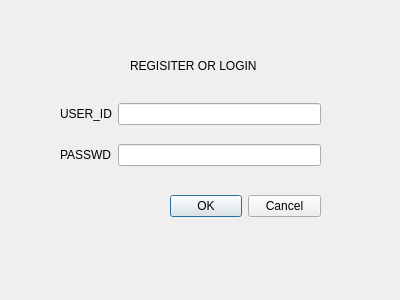
Old version of the form REG_N_LOGIN.ui in the repository val213/ValCalendar.
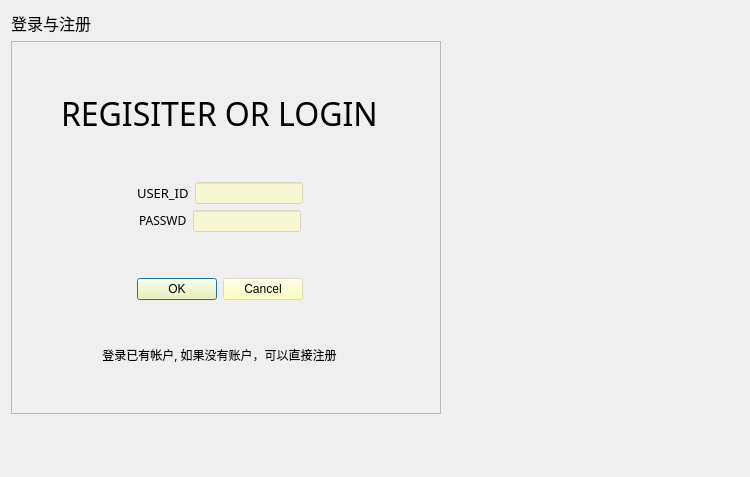
New version of the form. Icons and pictures are not drawn.

What changed in the file:
```diff
--- a/REG_N_LOGIN.ui
+++ b/REG_N_LOGIN.ui
@@ -6,21 +6,100 @@
    <rect>
     <x>0</x>
     <y>0</y>
-    <width>400</width>
-    <height>300</height>
+    <width>750</width>
+    <height>477</height>
    </rect>
   </property>
   <property name="windowTitle">
    <string>Dialog</string>
   </property>
+  <property name="styleSheet">
+   <string notr="true">#reg_n_login{background-image: url(:/calendar/111.jpg);}</string>
+  </property>
+  <layout class="QGridLayout" name="gridLayout_4">
+   <item row="0" column="0">
+    <layout class="QGridLayout" name="gridLayout_3">
+     <item row="1" column="0">
+      <widget class="QFrame" name="frame_2">
+       <property name="frameShape">
+        <enum>QFrame::StyledPanel</enum>
+       </property>
+       <property name="frameShadow">
+        <enum>QFrame::Raised</enum>
+       </property>
+       <layout class="QGridLayout" name="gridLayout_2">
+        <item row="0" column="0">
+         <layout class="QHBoxLayout" name="horizontalLayout_5">
+          <item>
+           <layout class="QGridLayout" name="gridLayout">
+            <item row="8" column="0">
+             <spacer name="verticalSpacer">
+              <property name="orientation">
+               <enum>Qt::Vertical</enum>
+              </property>
+              <property name="sizeHint" stdset="0">
+               <size>
+                <width>20</width>
+                <height>40</height>
+               </size>
+              </property>
+             </spacer>
+            </item>
+            <item row="7" column="0">
+             <widget class="QLabel" name="label_5">
+              <property name="font">
+               <font>
+                <family>潮字社国风睿楷简繁-闪</family>
+               </font>
+              </property>
+              <property name="text">
+               <string>登录已有帐户, 如果没有账户，可以直接注册</string>
+              </property>
+              <property name="alignment">
+               <set>Qt::AlignCenter</set>
+              </property>
+             </widget>
+            </item>
+            <item row="0" column="0">
+             <spacer name="verticalSpacer_4">
+              <property name="orientation">
+               <enum>Qt::Vertical</enum>
+              </property>
+              <property name="sizeHint" stdset="0">
+               <size>
+                <width>20</width>
+                <height>40</height>
+               </size>
+              </property>
+             </spacer>
+            </item>
+            <item row="5" column="0">
+             <layout class="QHBoxLayout" name="horizontalLayout_4">
+              <item>
+               <spacer name="horizontalSpacer_3">
+                <property name="orientation">
+                 <enum>Qt::Horizontal</enum>
+                </property>
+                <property name="sizeHint" stdset="0">
+                 <size>
+                  <width>40</width>
+                  <height>20</height>
+                 </size>
+                </property>
+               </spacer>
+              </item>
+              <item>
   <widget class="QDialogButtonBox" name="buttonBox">
-   <property name="geometry">
-    <rect>
-     <x>170</x>
-     <y>190</y>
-     <width>151</width>
-     <height>32</height>
-    </rect>
+                <property name="font">
+                 <font>
+                  <family>潮字社国风睿楷简繁-闪</family>
+                 </font>
+                </property>
+                <property name="cursor">
+                 <cursorShape>ArrowCursor</cursorShape>
+                </property>
+                <property name="styleSheet">
+                 <string notr="true">background-color: rgba(255, 255, 169, 105);</string>
    </property>
    <property name="orientation">
     <enum>Qt::Horizontal</enum>
@@ -29,15 +108,49 @@
     <set>QDialogButtonBox::Cancel|QDialogButtonBox::Ok</set>
    </property>
   </widget>
-  <widget class="QWidget" name="verticalLayoutWidget">
-   <property name="geometry">
-    <rect>
-     <x>60</x>
-     <y>90</y>
-     <width>261</width>
-     <height>91</height>
-    </rect>
-   </property>
+              </item>
+              <item>
+               <spacer name="horizontalSpacer_4">
+                <property name="orientation">
+                 <enum>Qt::Horizontal</enum>
+                </property>
+                <property name="sizeHint" stdset="0">
+                 <size>
+                  <width>40</width>
+                  <height>20</height>
+                 </size>
+                </property>
+               </spacer>
+              </item>
+             </layout>
+            </item>
+            <item row="4" column="0">
+             <spacer name="verticalSpacer_5">
+              <property name="orientation">
+               <enum>Qt::Vertical</enum>
+              </property>
+              <property name="sizeHint" stdset="0">
+               <size>
+                <width>20</width>
+                <height>40</height>
+               </size>
+              </property>
+             </spacer>
+            </item>
+            <item row="6" column="0">
+             <spacer name="verticalSpacer_2">
+              <property name="orientation">
+               <enum>Qt::Vertical</enum>
+              </property>
+              <property name="sizeHint" stdset="0">
+               <size>
+                <width>20</width>
+                <height>40</height>
+               </size>
+              </property>
+             </spacer>
+            </item>
+            <item row="3" column="0">
    <layout class="QVBoxLayout" name="verticalLayout_2">
     <item>
      <layout class="QHBoxLayout" name="horizontalLayout_2">
@@ -47,6 +160,19 @@
       <property name="sizeConstraint">
        <enum>QLayout::SetFixedSize</enum>
       </property>
+                <item>
+                 <spacer name="horizontalSpacer_5">
+                  <property name="orientation">
+                   <enum>Qt::Horizontal</enum>
+                  </property>
+                  <property name="sizeHint" stdset="0">
+                   <size>
+                    <width>40</width>
+                    <height>20</height>
+                   </size>
+                  </property>
+                 </spacer>
+                </item>
       <item>
        <widget class="QLabel" name="label_2">
         <property name="sizePolicy">
@@ -55,6 +181,15 @@
           <verstretch>0</verstretch>
          </sizepolicy>
         </property>
+                  <property name="font">
+                   <font>
+                    <family>Papyrus</family>
+                    <pointsize>10</pointsize>
+                   </font>
+                  </property>
+                  <property name="styleSheet">
+                   <string notr="true">color: rgb(0, 0, 0);</string>
+                  </property>
         <property name="text">
          <string>USER_ID</string>
         </property>
@@ -74,11 +209,27 @@
           <verstretch>0</verstretch>
          </sizepolicy>
         </property>
+                  <property name="styleSheet">
+                   <string notr="true">background-color: rgba(255, 255, 169, 105);</string>
+                  </property>
         <property name="text">
          <string notr="true"/>
         </property>
        </widget>
       </item>
+                <item>
+                 <spacer name="horizontalSpacer_6">
+                  <property name="orientation">
+                   <enum>Qt::Horizontal</enum>
+                  </property>
+                  <property name="sizeHint" stdset="0">
+                   <size>
+                    <width>40</width>
+                    <height>20</height>
+                   </size>
+                  </property>
+                 </spacer>
+                </item>
      </layout>
     </item>
     <item>
@@ -89,6 +240,19 @@
       <property name="sizeConstraint">
        <enum>QLayout::SetFixedSize</enum>
       </property>
+                <item>
+                 <spacer name="horizontalSpacer_7">
+                  <property name="orientation">
+                   <enum>Qt::Horizontal</enum>
+                  </property>
+                  <property name="sizeHint" stdset="0">
+                   <size>
+                    <width>40</width>
+                    <height>20</height>
+                   </size>
+                  </property>
+                 </spacer>
+                </item>
       <item>
        <widget class="QLabel" name="label">
         <property name="sizePolicy">
@@ -97,6 +261,14 @@
           <verstretch>0</verstretch>
          </sizepolicy>
         </property>
+                  <property name="font">
+                   <font>
+                    <family>Papyrus</family>
+                   </font>
+                  </property>
+                  <property name="styleSheet">
+                   <string notr="true">color: rgb(0, 0, 0);</string>
+                  </property>
         <property name="text">
          <string>PASSWD</string>
         </property>
@@ -116,43 +288,174 @@
           <verstretch>0</verstretch>
          </sizepolicy>
         </property>
+                  <property name="styleSheet">
+                   <string notr="true">background-color: rgba(255, 255, 169, 105);</string>
+                  </property>
         <property name="text">
          <string notr="true"/>
         </property>
        </widget>
       </item>
+                <item>
+                 <spacer name="horizontalSpacer_8">
+                  <property name="orientation">
+                   <enum>Qt::Horizontal</enum>
+                  </property>
+                  <property name="sizeHint" stdset="0">
+                   <size>
+                    <width>40</width>
+                    <height>20</height>
+                   </size>
+                  </property>
+                 </spacer>
+                </item>
      </layout>
     </item>
    </layout>
-  </widget>
+            </item>
+            <item row="1" column="0">
+             <layout class="QHBoxLayout" name="horizontalLayout_3">
+              <item>
+               <spacer name="horizontalSpacer">
+                <property name="orientation">
+                 <enum>Qt::Horizontal</enum>
+                </property>
+                <property name="sizeHint" stdset="0">
+                 <size>
+                  <width>40</width>
+                  <height>20</height>
+                 </size>
+                </property>
+               </spacer>
+              </item>
+              <item>
   <widget class="QLabel" name="label_3">
-   <property name="geometry">
-    <rect>
-     <x>130</x>
-     <y>50</y>
-     <width>151</width>
-     <height>31</height>
-    </rect>
+                <property name="font">
+                 <font>
+                  <family>Papyrus</family>
+                  <pointsize>24</pointsize>
+                 </font>
+                </property>
+                <property name="styleSheet">
+                 <string notr="true">color: rgb(0, 0, 0);</string>
    </property>
    <property name="text">
     <string>REGISITER OR LOGIN</string>
    </property>
-  </widget>
-  <widget class="QLabel" name="label_4">
-   <property name="geometry">
-    <rect>
-     <x>180</x>
-     <y>20</y>
-     <width>54</width>
-     <height>16</height>
-    </rect>
+                <property name="textFormat">
+                 <enum>Qt::MarkdownText</enum>
+                </property>
+               </widget>
+              </item>
+              <item>
+               <spacer name="horizontalSpacer_2">
+                <property name="orientation">
+                 <enum>Qt::Horizontal</enum>
+                </property>
+                <property name="sizeHint" stdset="0">
+                 <size>
+                  <width>40</width>
+                  <height>20</height>
+                 </size>
+                </property>
+               </spacer>
+              </item>
+             </layout>
+            </item>
+            <item row="2" column="0">
+             <spacer name="verticalSpacer_3">
+              <property name="orientation">
+               <enum>Qt::Vertical</enum>
+              </property>
+              <property name="sizeHint" stdset="0">
+               <size>
+                <width>20</width>
+                <height>40</height>
+               </size>
+              </property>
+             </spacer>
+            </item>
+           </layout>
+          </item>
+          <item>
+           <widget class="QLabel" name="label_6">
+            <property name="sizePolicy">
+             <sizepolicy hsizetype="Fixed" vsizetype="Fixed">
+              <horstretch>0</horstretch>
+              <verstretch>0</verstretch>
+             </sizepolicy>
+            </property>
+            <property name="maximumSize">
+             <size>
+              <width>250</width>
+              <height>400</height>
+             </size>
    </property>
    <property name="text">
     <string/>
    </property>
-  </widget>
- </widget>
- <resources/>
+            <property name="pixmap">
+             <pixmap>../../../../Desktop/旧素材/文创/Snipaste_2022-11-03_14-24-04.png</pixmap>
+            </property>
+            <property name="scaledContents">
+             <bool>true</bool>
+            </property>
+           </widget>
+          </item>
+         </layout>
+        </item>
+       </layout>
+      </widget>
+     </item>
+     <item row="2" column="0">
+      <spacer name="verticalSpacer_6">
+       <property name="orientation">
+        <enum>Qt::Vertical</enum>
+       </property>
+       <property name="sizeHint" stdset="0">
+        <size>
+         <width>20</width>
+         <height>40</height>
+        </size>
+       </property>
+      </spacer>
+     </item>
+     <item row="1" column="1">
+      <spacer name="horizontalSpacer_9">
+       <property name="orientation">
+        <enum>Qt::Horizontal</enum>
+       </property>
+       <property name="sizeHint" stdset="0">
+        <size>
+         <width>40</width>
+         <height>20</height>
+        </size>
+       </property>
+      </spacer>
+     </item>
+     <item row="0" column="0">
+      <widget class="QLabel" name="label_4">
+       <property name="font">
+        <font>
+         <family>潮字社凌渡崩塌简繁-闪</family>
+         <pointsize>12</pointsize>
+        </font>
+       </property>
+       <property name="styleSheet">
+        <string notr="true"/>
+       </property>
+       <property name="text">
+        <string>登录与注册</string>
+       </property>
+      </widget>
+     </item>
+    </layout>
+   </item>
+  </layout>
+ </widget>
+ <resources>
+  <include location="calendar.qrc"/>
+ </resources>
  <connections>
   <connection>
    <sender>buttonBox</sender>
```
Lines whose indentation alone changed are shown as unchanged.
